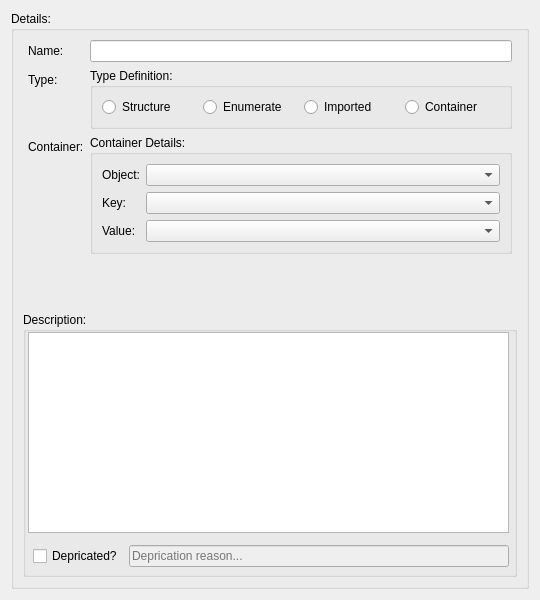
Above: sources/lusan/view/si/ui/SIDataTypeDetails.ui from aregtech/areg-sdk-tools before the change. Below: the same form after it.
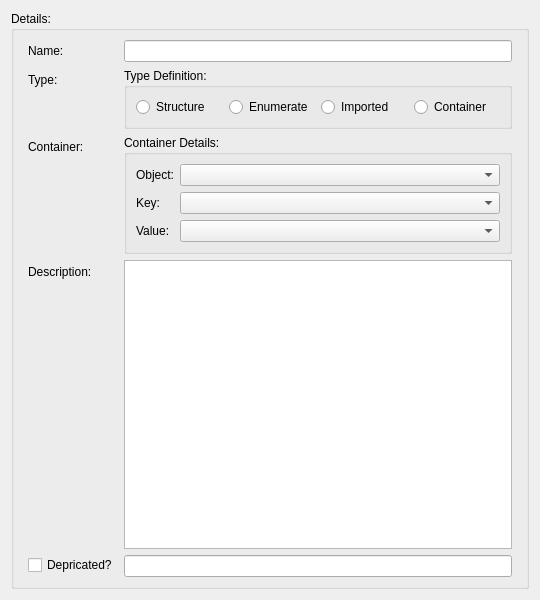
That is the form after the change.

Commit message: Slight refactoring of data type editor.

```diff
--- a/sources/lusan/view/si/ui/SIDataTypeDetails.ui
+++ b/sources/lusan/view/si/ui/SIDataTypeDetails.ui
@@ -23,11 +23,14 @@
       <item>
        <layout class="QFormLayout" name="formLayout">
         <property name="sizeConstraint">
-         <enum>QLayout::SizeConstraint::SetDefaultConstraint</enum>
+         <enum>QLayout::SizeConstraint::SetNoConstraint</enum>
         </property>
         <property name="rowWrapPolicy">
          <enum>QFormLayout::RowWrapPolicy::DontWrapRows</enum>
         </property>
+        <property name="labelAlignment">
+         <set>Qt::AlignmentFlag::AlignLeading|Qt::AlignmentFlag::AlignLeft|Qt::AlignmentFlag::AlignTop</set>
+        </property>
         <property name="leftMargin">
          <number>5</number>
         </property>
@@ -53,6 +56,12 @@
         </item>
         <item row="1" column="1">
          <widget class="QGroupBox" name="groupBox_2">
+          <property name="sizePolicy">
+           <sizepolicy hsizetype="Expanding" vsizetype="Preferred">
+            <horstretch>0</horstretch>
+            <verstretch>0</verstretch>
+           </sizepolicy>
+          </property>
           <property name="title">
            <string>Type Definition:</string>
           </property>
@@ -97,6 +106,12 @@
         </item>
         <item row="2" column="1">
          <widget class="QGroupBox" name="groupBox_3">
+          <property name="sizePolicy">
+           <sizepolicy hsizetype="Expanding" vsizetype="Preferred">
+            <horstretch>0</horstretch>
+            <verstretch>0</verstretch>
+           </sizepolicy>
+          </property>
           <property name="title">
            <string>Container Details:</string>
           </property>
@@ -134,21 +149,19 @@
           </layout>
          </widget>
         </item>
-       </layout>
-      </item>
-      <item>
-       <widget class="QGroupBox" name="groupBoxDescribe">
-        <property name="title">
-         <string>Description:</string>
-        </property>
+        <item row="3" column="1">
         <widget class="QPlainTextEdit" name="textDescribe">
-         <property name="geometry">
-          <rect>
-           <x>5</x>
-           <y>20</y>
-           <width>481</width>
-           <height>201</height>
-          </rect>
+          <property name="sizePolicy">
+           <sizepolicy hsizetype="Expanding" vsizetype="MinimumExpanding">
+            <horstretch>0</horstretch>
+            <verstretch>0</verstretch>
+           </sizepolicy>
+          </property>
+          <property name="minimumSize">
+           <size>
+            <width>0</width>
+            <height>0</height>
+           </size>
          </property>
          <property name="plainText">
           <string notr="true"/>
@@ -160,51 +173,38 @@
           <string notr="true">Describe data here</string>
          </property>
         </widget>
-        <widget class="QWidget" name="">
-         <property name="geometry">
-          <rect>
-           <x>10</x>
-           <y>230</y>
-           <width>481</width>
-           <height>28</height>
-          </rect>
-         </property>
-         <layout class="QHBoxLayout" name="horizontalLayout">
-          <property name="rightMargin">
-           <number>5</number>
+        </item>
+        <item row="3" column="0">
+         <widget class="QLabel" name="label_7">
+          <property name="text">
+           <string>Description:</string>
+          </property>
+         </widget>
+        </item>
+        <item row="4" column="1">
+         <widget class="QLineEdit" name="lineEdit">
+          <property name="sizePolicy">
+           <sizepolicy hsizetype="Expanding" vsizetype="Fixed">
+            <horstretch>0</horstretch>
+            <verstretch>0</verstretch>
+           </sizepolicy>
           </property>
-          <item>
-           <widget class="QCheckBox" name="checkDepricated">
+         </widget>
+        </item>
+        <item row="4" column="0">
+         <widget class="QCheckBox" name="checkBox">
+          <property name="sizePolicy">
+           <sizepolicy hsizetype="Expanding" vsizetype="Fixed">
+            <horstretch>0</horstretch>
+            <verstretch>0</verstretch>
+           </sizepolicy>
+          </property>
             <property name="text">
              <string>Depricated?</string>
             </property>
            </widget>
           </item>
-          <item>
-           <widget class="QLineEdit" name="editDepricated">
-            <property name="enabled">
-             <bool>false</bool>
-            </property>
-            <property name="inputMask">
-             <string notr="true"/>
-            </property>
-            <property name="text">
-             <string notr="true"/>
-            </property>
-            <property name="maxLength">
-             <number>511</number>
-            </property>
-            <property name="placeholderText">
-             <string>Deprication reason...</string>
-            </property>
-            <property name="clearButtonEnabled">
-             <bool>true</bool>
-            </property>
-           </widget>
-          </item>
-         </layout>
-        </widget>
-       </widget>
+       </layout>
       </item>
      </layout>
     </widget>
```
Left out of the diff: 2 changed lines with no effect on the pictures. Lines whose indentation alone changed are shown as unchanged. The commit also changes 7 other files.
